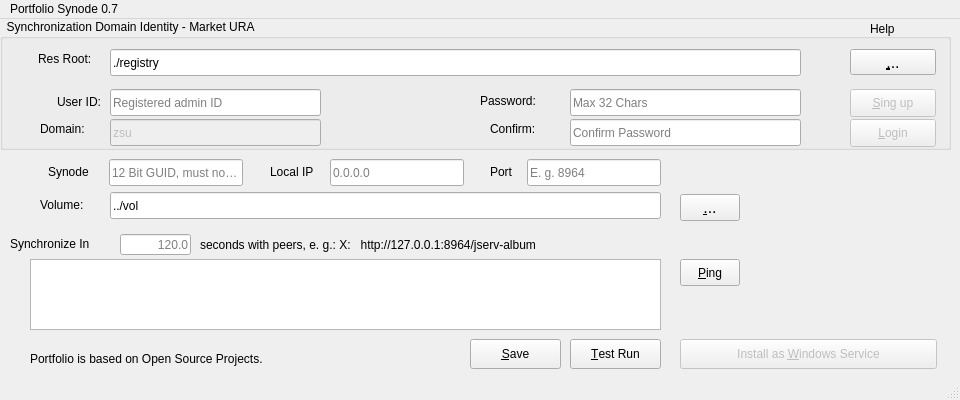
Old version of the form synode.py/src/synodepy3/form.ui in the repository odys-z/semantic-jserv.
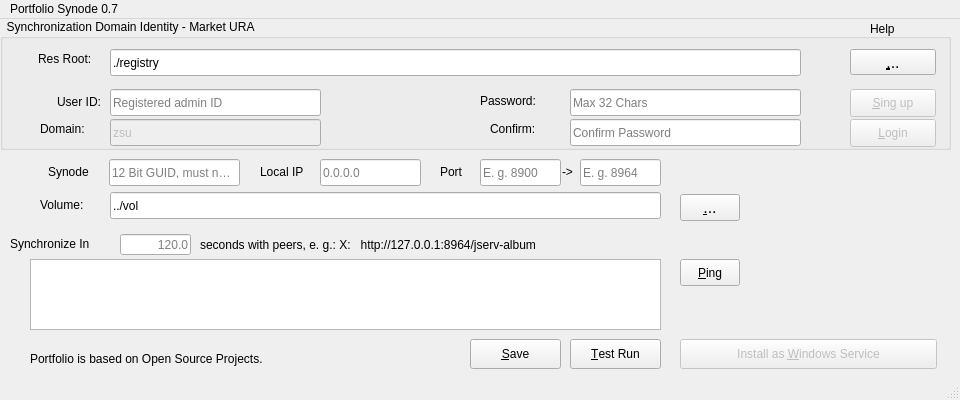
New version of the form. Icons and pictures are not drawn.

Patch:
```diff
--- a/synode.py/src/synodepy3/form.ui
+++ b/synode.py/src/synodepy3/form.ui
@@ -138,7 +138,7 @@
      <rect>
       <x>109</x>
       <y>140</y>
-      <width>134</width>
+      <width>131</width>
       <height>27</height>
      </rect>
     </property>
@@ -158,9 +158,9 @@
    <widget class="QLineEdit" name="txtIP">
     <property name="geometry">
      <rect>
-      <x>330</x>
+      <x>320</x>
       <y>140</y>
-      <width>134</width>
+      <width>101</width>
       <height>27</height>
      </rect>
     </property>
@@ -180,7 +180,7 @@
    <widget class="QLabel" name="lbIP">
     <property name="geometry">
      <rect>
-      <x>270</x>
+      <x>260</x>
       <y>143</y>
       <width>69</width>
       <height>19</height>
@@ -193,7 +193,7 @@
    <widget class="QLabel" name="lbPort">
     <property name="geometry">
      <rect>
-      <x>490</x>
+      <x>440</x>
       <y>143</y>
       <width>41</width>
       <height>20</height>
@@ -206,9 +206,9 @@
    <widget class="QLineEdit" name="txtPort">
     <property name="geometry">
      <rect>
-      <x>527</x>
+      <x>580</x>
       <y>140</y>
-      <width>134</width>
+      <width>81</width>
       <height>27</height>
      </rect>
     </property>
@@ -658,6 +658,41 @@
      <string>Ctrl+T</string>
     </property>
    </widget>
+   <widget class="QLineEdit" name="txtWebport">
+    <property name="geometry">
+     <rect>
+      <x>480</x>
+      <y>140</y>
+      <width>81</width>
+      <height>27</height>
+     </rect>
+    </property>
+    <property name="whatsThis">
+     <string extracomment="Global / Domain wide node ID."/>
+    </property>
+    <property name="text">
+     <string/>
+    </property>
+    <property name="maxLength">
+     <number>6</number>
+    </property>
+    <property name="placeholderText">
+     <string>E. g. 8900</string>
+    </property>
+   </widget>
+   <widget class="QLabel" name="lbPort_2">
+    <property name="geometry">
+     <rect>
+      <x>562</x>
+      <y>143</y>
+      <width>23</width>
+      <height>20</height>
+     </rect>
+    </property>
+    <property name="text">
+     <string>-&gt;</string>
+    </property>
+   </widget>
   </widget>
   <widget class="QMenuBar" name="menubar">
    <property name="geometry">
```
